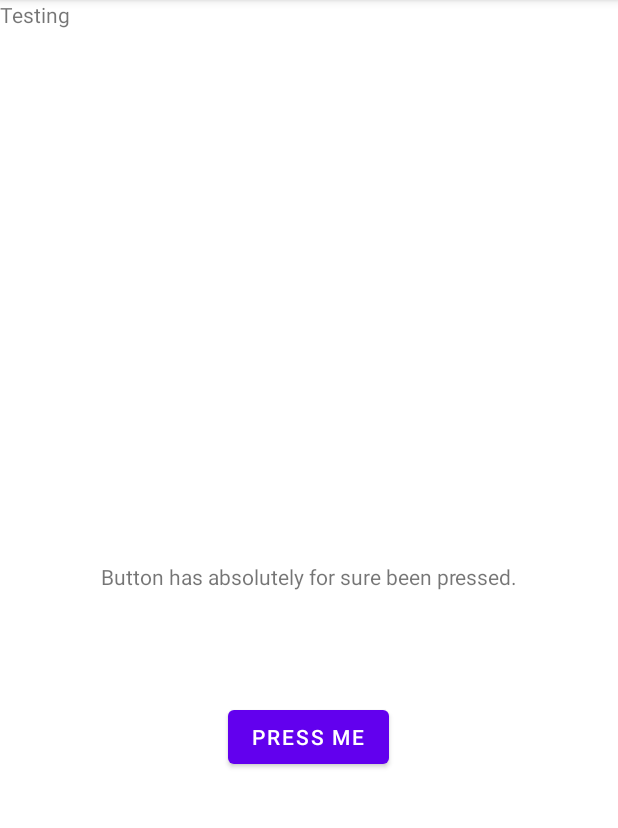
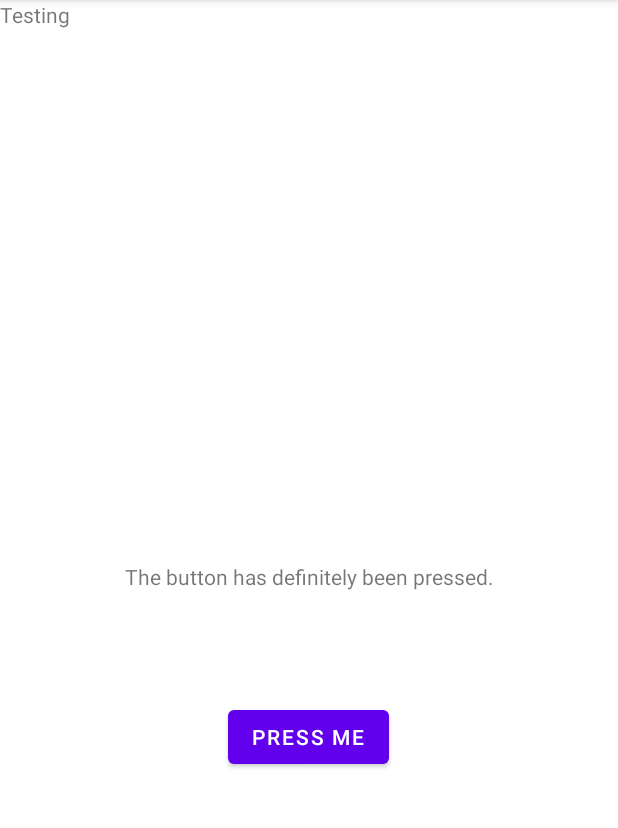
Before and after one commit to atindal/Hopefull_Fixed_Now, an Android app: the screen it shows after launch (MainActivity), after a tap on "PRESS ME", on a phone screen of 412 x 824 dp, the part 84-912 px from its top. Run offline under Robolectric (Android 15) with nearby library versions, the phone set to English and light mode, and no system bars.

Commit message:
Small change to code.

```diff
--- a/VandalStats/app/src/main/java/com/example/vandalstats/MainActivity.java
+++ b/VandalStats/app/src/main/java/com/example/vandalstats/MainActivity.java
@@ -20,7 +20,7 @@ public class MainActivity extends AppCompatActivity {
         pushButton.setOnClickListener(new View.OnClickListener() {
             @Override
             public void onClick(View v) {
-                hw.setText("Button has absolutely for sure been pressed.");
+                hw.setText("The button has definitely been pressed.");
             }
         });
     }
```
